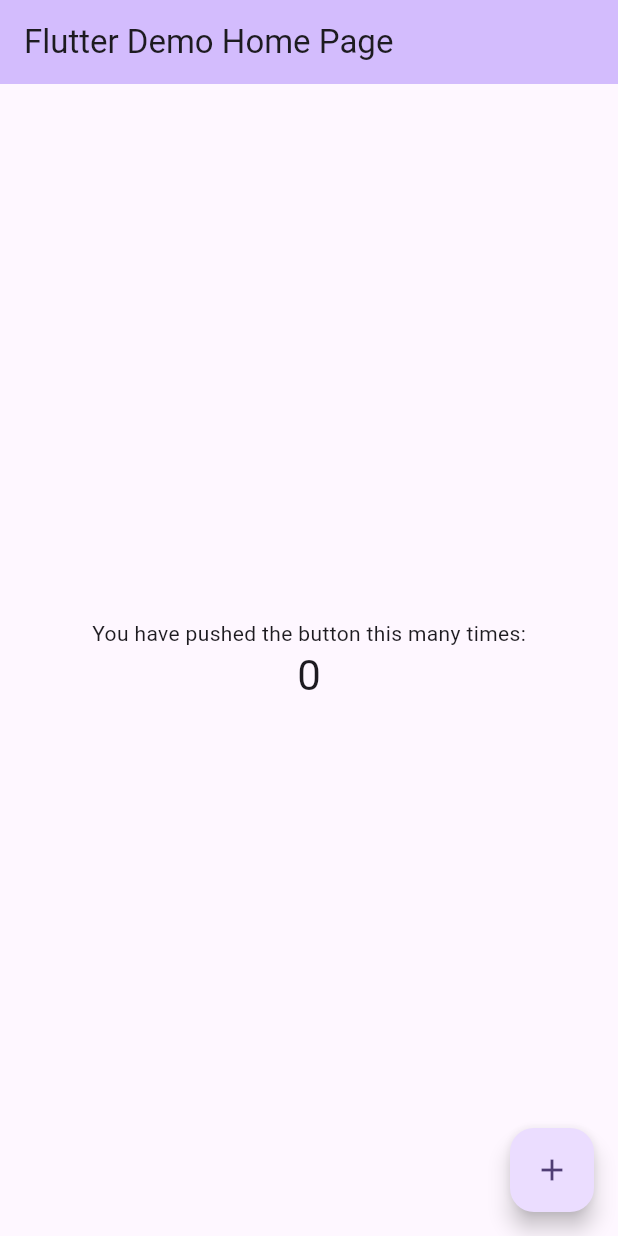
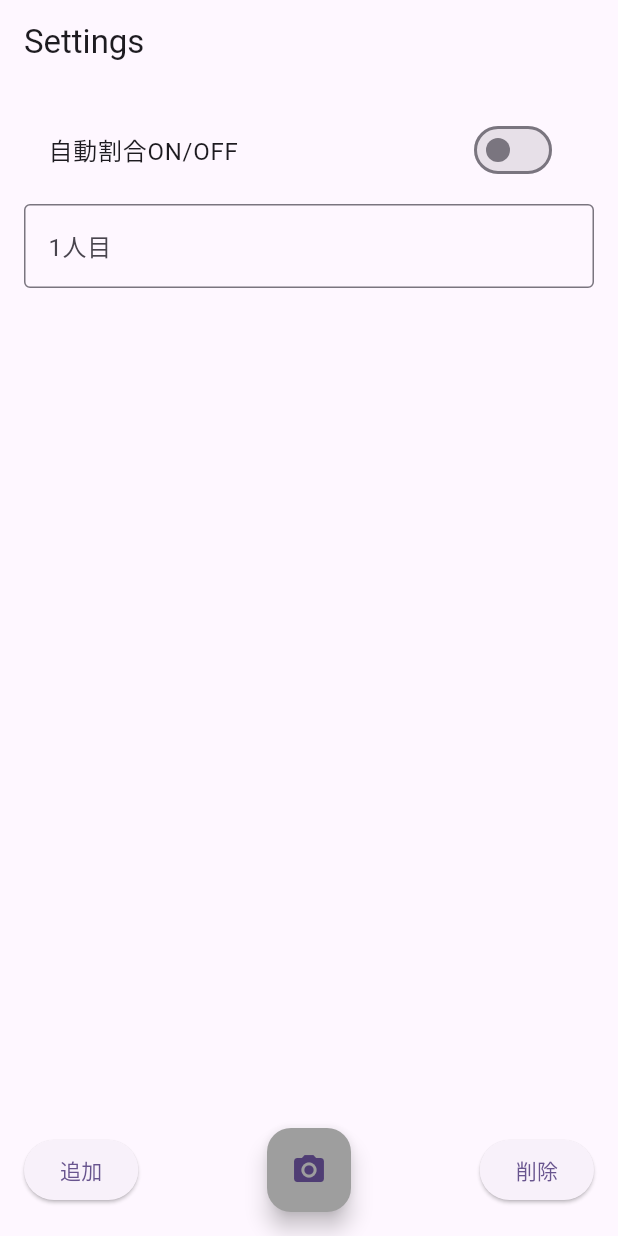
Before and after one commit to k-hinata515/cake-cut-pro, a Flutter app: the screen it shows after launch, on a phone screen of 412 x 824 dp. Run offline on Flutter 3.47's test engine with Material 3 defaults, Android fonts, the light colour scheme and no system bars.

Commit message:
エントリーポイント変更と設定画面の雛形作成

```diff
--- a/lib/main.dart
+++ b/lib/main.dart
@@ -1,3 +1,4 @@
+import 'package:cake_cut_pro/view/settings.dart';
 import 'package:flutter/material.dart';
 
 void main() {
@@ -31,7 +32,7 @@
         colorScheme: ColorScheme.fromSeed(seedColor: Colors.deepPurple),
         useMaterial3: true,
       ),
-      home: const MyHomePage(title: 'Flutter Demo Home Page'),
+      home: SettingsPage(),
     );
   }
 }
@@ -115,6 +116,7 @@
           ],
         ),
       ),
+
       floatingActionButton: FloatingActionButton(
         onPressed: _incrementCounter,
         tooltip: 'Increment',
--- /dev/null
+++ b/lib/view/settings.dart
@@ -0,0 +1,98 @@
+import 'package:flutter/material.dart';
+
+class SettingsPage extends StatefulWidget {
+  @override
+  _SettingsPageState createState() => _SettingsPageState();
+}
+
+class _SettingsPageState extends State<SettingsPage> {
+  bool isAutoPercentageOn = false; // 自動割合のスイッチの状態を保持する変数
+  List<String> textBoxValues = []; // 各テキストボックスの値を保持するリスト
+  int textBoxCount = 1; // テキストボックスの数を保持する変数
+
+  @override
+  Widget build(BuildContext context) {
+    return Scaffold(
+      appBar: AppBar(
+        title: Text('Settings'), // アプリバーのタイトル
+      ),
+      body: Padding(
+        padding: const EdgeInsets.all(16.0), // 画面のパディング
+        child: Column(
+          children: [
+            SwitchListTile(
+              title: Text('自動割合ON/OFF'), // スイッチのタイトル
+              value: isAutoPercentageOn, // スイッチの現在の状態
+              onChanged: (bool value) {
+                setState(() {
+                  isAutoPercentageOn = value; // スイッチの状態を更新
+                });
+              },
+            ),
+            Expanded(
+              child: ListView.builder(
+                itemCount: textBoxCount, // テキストボックスの数
+                itemBuilder: (context, index) {
+                  return Padding(
+                    padding: const EdgeInsets.symmetric(
+                        vertical: 8.0), // テキストボックス間のパディング
+                    child: TextField(
+                      onChanged: (value) {
+                        if (index < textBoxValues.length) {
+                          textBoxValues[index] = value; // 既存のテキストボックスの値を更新
+                        } else {
+                          textBoxValues.add(value); // 新しいテキストボックスの値を追加
+                        }
+                      },
+                      decoration: InputDecoration(
+                        border: OutlineInputBorder(), // テキストボックスの枠線
+                        labelText: '${index + 1}人目', // テキストボックスのラベル
+                      ),
+                    ),
+                  );
+                },
+              ),
+            ),
+            Row(
+              mainAxisAlignment: MainAxisAlignment.spaceBetween, // ボタンを左右に配置
+              children: [
+                ElevatedButton(
+                  onPressed: () {
+                    setState(() {
+                      textBoxCount++; // テキストボックスの数を増やす
+                    });
+                  },
+                  child: Text('追加'), // ボタンのラベル
+                ),
+                FloatingActionButton(
+                  onPressed: textBoxCount == 1
+                      ? null
+                      : () {
+                          // ここに画面遷移のコードを追加します
+                        },
+                  child: Icon(Icons.camera_alt), // カメラアイコン
+                  backgroundColor:
+                      textBoxCount == 1 ? Colors.grey : Colors.blue,
+                  tooltip: 'カメラを開く', // ツールチップ
+                ),
+                ElevatedButton(
+                  onPressed: () {
+                    if (textBoxCount > 1) {
+                      setState(() {
+                        textBoxCount--; // テキストボックスの数を減らす
+                        if (textBoxValues.length > textBoxCount) {
+                          textBoxValues.removeLast(); // 最後のテキストボックスの値を削除
+                        }
+                      });
+                    }
+                  },
+                  child: Text('削除'), // ボタンのラベル
+                ),
+              ],
+            ),
+          ],
+        ),
+      ),
+    );
+  }
+}
```
